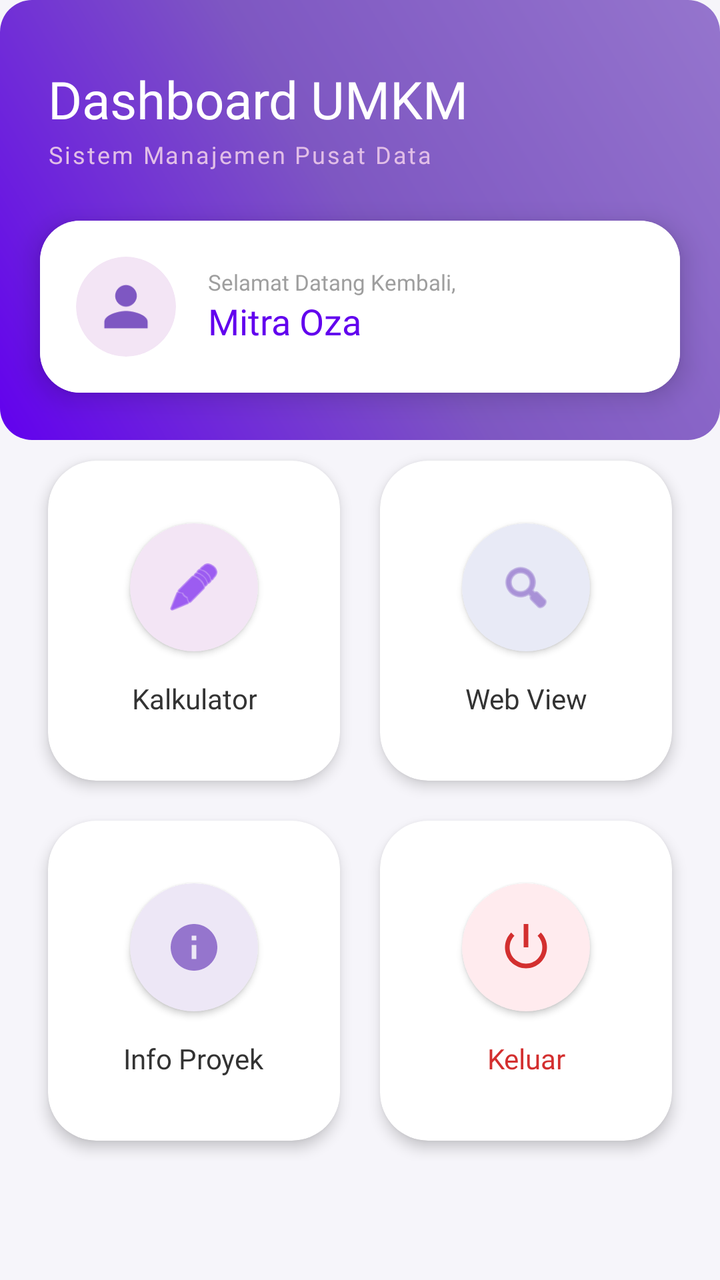
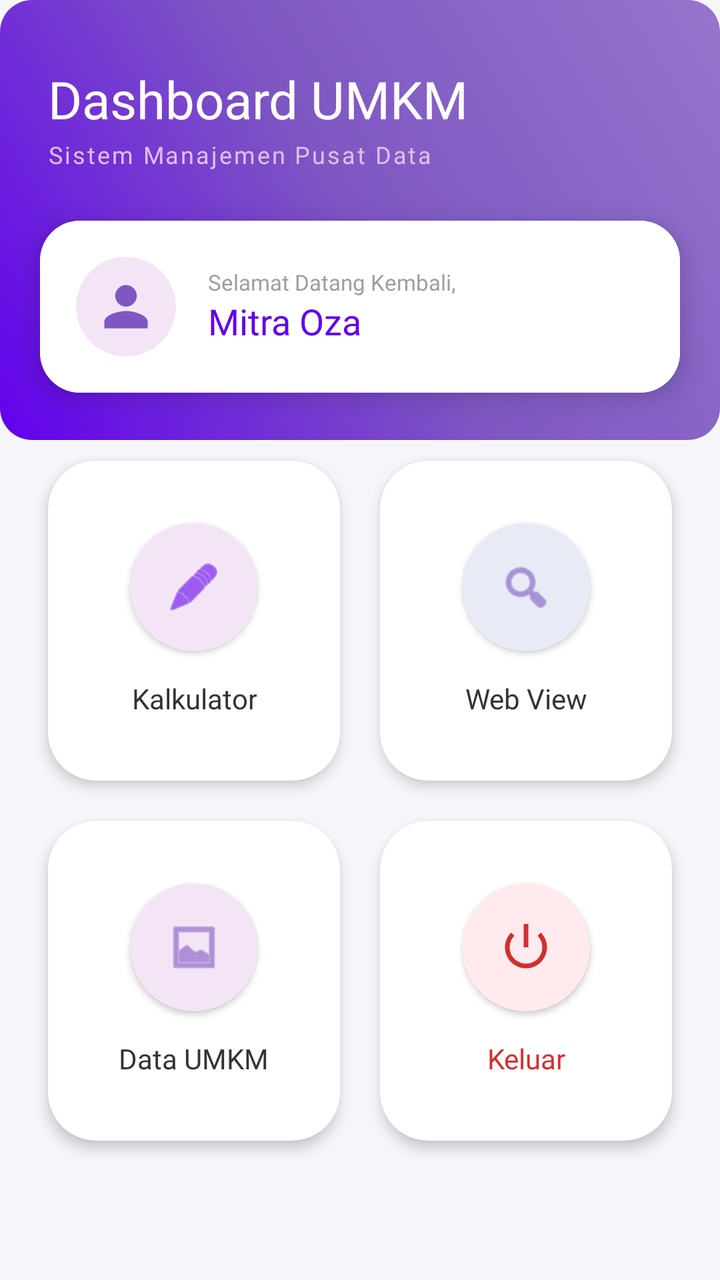

The first picture is an Android layout as it rendered before a commit; the second is the same layout after the commit. The layout source and the unified diff follow.
<!-- AndroidManifest.xml: application theme Theme.Ozaidgaf -->
<!-- res/layout/fragment_home.xml -->
<?xml version="1.0" encoding="utf-8"?>
<ScrollView xmlns:android="http://schemas.android.com/apk/res/android"
    xmlns:app="http://schemas.android.com/apk/res-auto"
    android:layout_width="match_parent"
    android:layout_height="match_parent"
    android:background="#F6F5FA"
    android:fillViewport="true"
    android:scrollbars="none">

    <RelativeLayout
        android:layout_width="match_parent"
        android:layout_height="wrap_content">

        <View
            android:id="@+id/headerBackground"
            android:layout_width="match_parent"
            android:layout_height="220dp"
            android:background="@drawable/header_gradient" />

        <LinearLayout
            android:id="@+id/headerTextContainer"
            android:layout_width="match_parent"
            android:layout_height="wrap_content"
            android:orientation="vertical"
            android:paddingHorizontal="24dp"
            android:paddingTop="32dp">

            <TextView
                android:layout_width="wrap_content"
                android:layout_height="wrap_content"
                android:text="Dashboard UMKM"
                android:textColor="@android:color/white"
                android:textSize="26sp"
                android:fontFamily="@font/montserrat_bold" />

            <TextView
                android:layout_width="wrap_content"
                android:layout_height="wrap_content"
                android:text="Sistem Manajemen Pusat Data"
                android:textColor="#E1BEE7"
                android:textSize="12sp"
                android:layout_marginTop="2dp"
                android:fontFamily="@font/montserrat_regular"
                android:letterSpacing="0.08" />
        </LinearLayout>

        <androidx.cardview.widget.CardView
            android:id="@+id/cardProfile"
            android:layout_width="match_parent"
            android:layout_height="wrap_content"
            android:layout_below="@id/headerTextContainer"
            android:layout_marginHorizontal="20dp"
            android:layout_marginTop="25dp"
            app:cardCornerRadius="20dp"
            app:cardElevation="8dp">

            <LinearLayout
                android:layout_width="match_parent"
                android:layout_height="wrap_content"
                android:orientation="horizontal"
                android:padding="18dp"
                android:gravity="center_vertical"
                android:background="@android:color/white">

                <androidx.cardview.widget.CardView
                    android:layout_width="50dp"
                    android:layout_height="50dp"
                    app:cardCornerRadius="25dp"
                    app:cardElevation="0dp"
                    app:cardBackgroundColor="#F3E5F5">

                    <ImageView
                        android:layout_width="match_parent"
                        android:layout_height="match_parent"
                        android:src="@drawable/ic_profile"
                        android:padding="12dp"
                        app:tint="@color/purple_medium"/>
                </androidx.cardview.widget.CardView>

                <LinearLayout
                    android:layout_width="0dp"
                    android:layout_height="wrap_content"
                    android:orientation="vertical"
                    android:layout_weight="1"
                    android:layout_marginStart="16dp">

                    <TextView
                        android:layout_width="wrap_content"
                        android:layout_height="wrap_content"
                        android:text="Selamat Datang Kembali,"
                        android:textColor="#9E9E9E"
                        android:textSize="11sp"
                        android:fontFamily="@font/montserrat_regular"/>

                    <TextView
                        android:id="@+id/tvUserName"
                        android:layout_width="wrap_content"
                        android:layout_height="wrap_content"
                        android:text="Mitra Oza"
                        android:textColor="@color/purple_primary"
                        android:textSize="18sp"
                        android:fontFamily="@font/montserrat_bold"/>
                </LinearLayout>
            </LinearLayout>
        </androidx.cardview.widget.CardView>

        <GridLayout
            android:layout_width="match_parent"
            android:layout_height="wrap_content"
            android:layout_below="@id/cardProfile"
            android:columnCount="2"
            android:rowCount="2"
            android:alignmentMode="alignMargins"
            android:columnOrderPreserved="false"
            android:padding="14dp"
            android:layout_marginTop="10dp">

            <androidx.cardview.widget.CardView
                android:id="@+id/cardKalkulator"
                android:layout_width="0dp"
                android:layout_height="160dp"
                android:layout_columnWeight="1"
                android:layout_rowWeight="1"
                android:layout_margin="10dp"
                app:cardCornerRadius="24dp"
                app:cardBackgroundColor="@android:color/white"
                app:cardElevation="4dp"
                android:clickable="true"
                android:focusable="true"
                android:foreground="?attr/selectableItemBackground">

                <LinearLayout
                    android:layout_width="match_parent"
                    android:layout_height="match_parent"
                    android:gravity="center"
                    android:orientation="vertical"
                    android:padding="16dp">

                    <androidx.cardview.widget.CardView
                        android:layout_width="64dp"
                        android:layout_height="64dp"
                        app:cardCornerRadius="32dp"
                        app:cardElevation="2dp"
                        app:cardBackgroundColor="@color/bg_kalkulator">

                        <ImageView
                            android:layout_width="match_parent"
                            android:layout_height="match_parent"
                            android:padding="18dp"
                            android:src="@android:drawable/ic_menu_edit"
                            app:tint="@color/purple_primary" />
                    </androidx.cardview.widget.CardView>

                    <TextView
                        android:layout_width="wrap_content"
                        android:layout_height="wrap_content"
                        android:text="Kalkulator"
                        android:layout_marginTop="14dp"
                        android:textColor="#333333"
                        android:fontFamily="@font/montserrat_bold"
                        android:textSize="14sp"
                        android:gravity="center"/>
                </LinearLayout>
            </androidx.cardview.widget.CardView>

            <androidx.cardview.widget.CardView
                android:id="@+id/cardWebView"
                android:layout_width="0dp"
                android:layout_height="160dp"
                android:layout_columnWeight="1"
                android:layout_rowWeight="1"
                android:layout_margin="10dp"
                app:cardCornerRadius="24dp"
                app:cardBackgroundColor="@android:color/white"
                app:cardElevation="4dp"
                android:clickable="true"
                android:focusable="true"
                android:foreground="?attr/selectableItemBackground">

                <LinearLayout
                    android:layout_width="match_parent"
                    android:layout_height="match_parent"
                    android:gravity="center"
                    android:orientation="vertical"
                    android:padding="16dp">

                    <androidx.cardview.widget.CardView
                        android:layout_width="64dp"
                        android:layout_height="64dp"
                        app:cardCornerRadius="32dp"
                        app:cardElevation="2dp"
                        app:cardBackgroundColor="@color/bg_webview">

                        <ImageView
                            android:layout_width="match_parent"
                            android:layout_height="match_parent"
                            android:padding="18dp"
                            android:src="@android:drawable/ic_menu_search"
                            app:tint="@color/purple_medium" />
                    </androidx.cardview.widget.CardView>

                    <TextView
                        android:layout_width="wrap_content"
                        android:layout_height="wrap_content"
                        android:text="Web View"
                        android:layout_marginTop="14dp"
                        android:textColor="#333333"
                        android:fontFamily="@font/montserrat_bold"
                        android:textSize="14sp"
                        android:gravity="center"/>
                </LinearLayout>
            </androidx.cardview.widget.CardView>

            <androidx.cardview.widget.CardView
                android:id="@+id/cardInfo"
                android:layout_width="0dp"
                android:layout_height="160dp"
                android:layout_columnWeight="1"
                android:layout_rowWeight="1"
                android:layout_margin="10dp"
                app:cardCornerRadius="24dp"
                app:cardBackgroundColor="@android:color/white"
                app:cardElevation="4dp"
                android:clickable="true"
                android:focusable="true"
                android:foreground="?attr/selectableItemBackground">

                <LinearLayout
                    android:layout_width="match_parent"
                    android:layout_height="match_parent"
                    android:gravity="center"
                    android:orientation="vertical"
                    android:padding="16dp">

                    <androidx.cardview.widget.CardView
                        android:layout_width="64dp"
                        android:layout_height="64dp"
                        app:cardCornerRadius="32dp"
                        app:cardElevation="2dp"
                        app:cardBackgroundColor="@color/bg_info">

                        <ImageView
                            android:layout_width="match_parent"
                            android:layout_height="match_parent"
                            android:padding="18dp"
                            android:src="@drawable/ic_info"
                            app:tint="@color/purple_light" />
                    </androidx.cardview.widget.CardView>

                    <TextView
                        android:layout_width="wrap_content"
                        android:layout_height="wrap_content"
                        android:text="Info Proyek"
                        android:layout_marginTop="14dp"
                        android:textColor="#333333"
                        android:fontFamily="@font/montserrat_bold"
                        android:textSize="14sp"
                        android:gravity="center"/>
                </LinearLayout>
            </androidx.cardview.widget.CardView>

            <androidx.cardview.widget.CardView
                android:id="@+id/cardKeluar"
                android:layout_width="0dp"
                android:layout_height="160dp"
                android:layout_columnWeight="1"
                android:layout_rowWeight="1"
                android:layout_margin="10dp"
                app:cardCornerRadius="24dp"
                app:cardBackgroundColor="@android:color/white"
                app:cardElevation="4dp"
                android:clickable="true"
                android:focusable="true"
                android:foreground="?attr/selectableItemBackground">

                <LinearLayout
                    android:layout_width="match_parent"
                    android:layout_height="match_parent"
                    android:gravity="center"
                    android:orientation="vertical"
                    android:padding="16dp">

                    <androidx.cardview.widget.CardView
                        android:layout_width="64dp"
                        android:layout_height="64dp"
                        app:cardCornerRadius="32dp"
                        app:cardElevation="2dp"
                        app:cardBackgroundColor="@color/bg_logout">

                        <ImageView
                            android:layout_width="match_parent"
                            android:layout_height="match_parent"
                            android:padding="18dp"
                            android:src="@android:drawable/ic_lock_power_off"
                            app:tint="#D32F2F" />
                    </androidx.cardview.widget.CardView>

                    <TextView
                        android:layout_width="wrap_content"
                        android:layout_height="wrap_content"
                        android:text="Keluar"
                        android:layout_marginTop="14dp"
                        android:textColor="#D32F2F"
                        android:fontFamily="@font/montserrat_bold"
                        android:textSize="14sp"
                        android:gravity="center"/>
                </LinearLayout>
            </androidx.cardview.widget.CardView>
        </GridLayout>
    </RelativeLayout>
</ScrollView>
<!-- resources referenced by this layout -->
<resources>
  <color name="bg_info">#EDE7F6</color>
  <color name="bg_kalkulator">#F3E5F5</color>
  <color name="bg_logout">#FFEBEE</color>
  <color name="bg_webview">#E8EAF6</color>
  <color name="purple_light">#9575CD</color>
  <color name="purple_medium">#7E57C2</color>
  <color name="purple_primary">#6200EE</color>
  <!-- drawable header_gradient (drawable) -->
  <?xml version="1.0" encoding="utf-8"?>
  <shape xmlns:android="http://schemas.android.com/apk/res/android"
      android:shape="rectangle">
      <gradient
          android:startColor="#6200EE"
          android:centerColor="#7E57C2"
          android:endColor="#9575CD"
          android:angle="45" />
  
      <corners android:radius="16dp" />
  </shape>
  <!-- drawable ic_info (drawable) -->
  <vector xmlns:android="http://schemas.android.com/apk/res/android" android:height="24dp" android:tint="#000000" android:viewportHeight="24" android:viewportWidth="24" android:width="24dp">
  
      <path android:fillColor="@android:color/white" android:pathData="M12,2C6.48,2 2,6.48 2,12s4.48,10 10,10 10,-4.48 10,-10S17.52,2 12,2zM13,17h-2v-6h2v6zM13,9h-2L11,7h2v2z"/>
  
  </vector>
  <!-- drawable ic_profile (drawable) -->
  <vector xmlns:android="http://schemas.android.com/apk/res/android"
      android:width="24dp"
      android:height="24dp"
      android:viewportWidth="24"
      android:viewportHeight="24">
      <path
          android:fillColor="#000"
          android:pathData="M12,12c2.7,0 5-2.3 5-5s-2.3-5-5-5-5,2.3-5,5 2.3,5 5,5zm0,2c-3.3,0-10,1.7-10,5v3h20v-3c0-3.3-6.7-5-10-5z"/>
  </vector>
  <style name="Theme.Ozaidgaf" parent="Base.Theme.Ozaidgaf" />
  <style name="Base.Theme.Ozaidgaf" parent="Theme.Material3.DayNight.NoActionBar">
          
          
      </style>
</resources>

<!-- the commit's change to res/layout/fragment_home.xml (unified diff, before → after) -->
@@ -212,7 +212,7 @@
             </androidx.cardview.widget.CardView>
 
             <androidx.cardview.widget.CardView
-                android:id="@+id/cardInfo"
+                android:id="@+id/cardMenuUmkm"
                 android:layout_width="0dp"
                 android:layout_height="160dp"
                 android:layout_columnWeight="1"
@@ -237,20 +237,20 @@
                         android:layout_height="64dp"
                         app:cardCornerRadius="32dp"
                         app:cardElevation="2dp"
-                        app:cardBackgroundColor="@color/bg_info">
+                        app:cardBackgroundColor="#F3E5F5">
 
                         <ImageView
                             android:layout_width="match_parent"
                             android:layout_height="match_parent"
                             android:padding="18dp"
-                            android:src="@drawable/ic_info"
-                            app:tint="@color/purple_light" />
+                            android:src="@android:drawable/ic_menu_gallery"
+                            app:tint="@color/purple_medium" />
                     </androidx.cardview.widget.CardView>
 
                     <TextView
                         android:layout_width="wrap_content"
                         android:layout_height="wrap_content"
-                        android:text="Info Proyek"
+                        android:text="Data UMKM"
                         android:layout_marginTop="14dp"
                         android:textColor="#333333"
                         android:fontFamily="@font/montserrat_bold"
<!-- resource entries referenced after the edit -->
@@ -1,10 +1,8 @@
 <!-- resources referenced by this layout -->
 <resources>
-  <color name="bg_info">#EDE7F6</color>
   <color name="bg_kalkulator">#F3E5F5</color>
   <color name="bg_logout">#FFEBEE</color>
   <color name="bg_webview">#E8EAF6</color>
-  <color name="purple_light">#9575CD</color>
   <color name="purple_medium">#7E57C2</color>
   <color name="purple_primary">#6200EE</color>
   <!-- drawable header_gradient (drawable) -->
@@ -19,12 +17,6 @@
   
       <corners android:radius="16dp" />
   </shape>
-  <!-- drawable ic_info (drawable) -->
-  <vector xmlns:android="http://schemas.android.com/apk/res/android" android:height="24dp" android:tint="#000000" android:viewportHeight="24" android:viewportWidth="24" android:width="24dp">
-  
-      <path android:fillColor="@android:color/white" android:pathData="M12,2C6.48,2 2,6.48 2,12s4.48,10 10,10 10,-4.48 10,-10S17.52,2 12,2zM13,17h-2v-6h2v6zM13,9h-2L11,7h2v2z"/>
-  
-  </vector>
   <!-- drawable ic_profile (drawable) -->
   <vector xmlns:android="http://schemas.android.com/apk/res/android"
       android:width="24dp"
